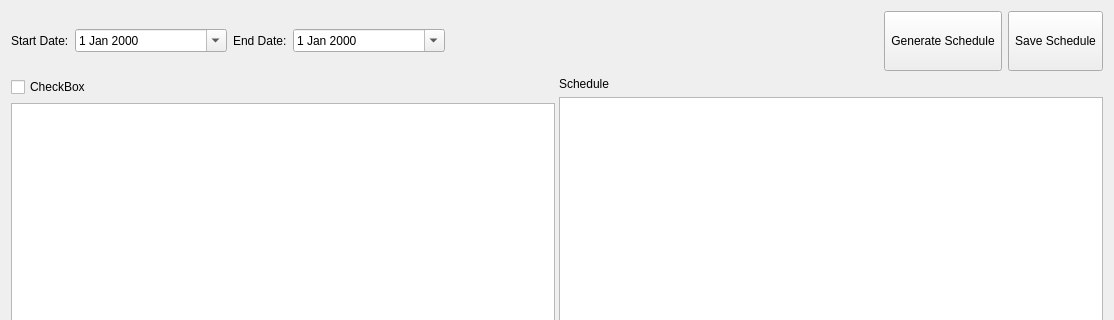
First picture: the form in schedule_dialog.ui, repository pgathogo/auto-scheduler, before the edit; both pictures show x 0 to 1114 and y 0 to 320 of the 1114 by 684 pixel window.
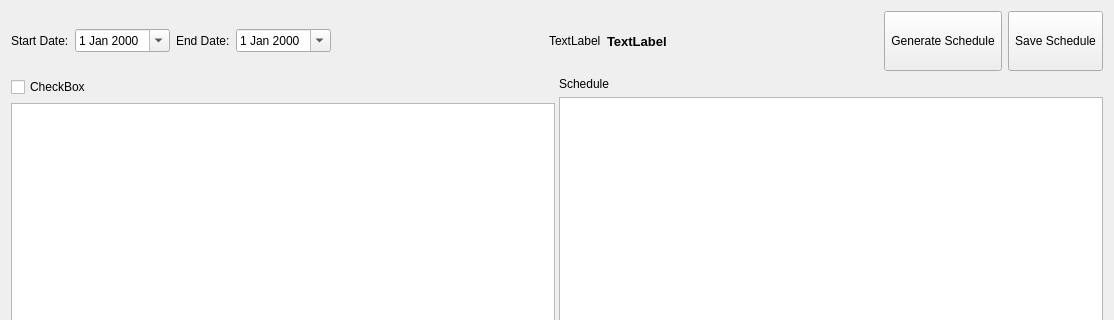
Second picture: the form after the edit.

What changed in the file:
```diff
--- a/schedule_dialog.ui
+++ b/schedule_dialog.ui
@@ -17,7 +17,7 @@
    <item>
     <layout class="QHBoxLayout" name="horizontalLayout_2">
      <item>
-      <layout class="QGridLayout" name="gridLayout" columnstretch="0,1,0,1">
+      <layout class="QGridLayout" name="gridLayout" columnstretch="0,0,0,0,0" columnminimumwidth="0,1,0,0,1">
        <item row="0" column="0">
         <widget class="QLabel" name="label">
          <property name="text">
@@ -25,13 +25,6 @@
          </property>
         </widget>
        </item>
-       <item row="0" column="1">
-        <widget class="QDateEdit" name="edtStartDate">
-         <property name="calendarPopup">
-          <bool>true</bool>
-         </property>
-        </widget>
-       </item>
        <item row="0" column="2">
         <widget class="QLabel" name="label_2">
          <property name="text">
@@ -39,8 +32,21 @@
          </property>
         </widget>
        </item>
-       <item row="0" column="3">
+       <item row="0" column="1">
+        <widget class="QDateEdit" name="edtStartDate">
+         <property name="calendarPopup">
+          <bool>true</bool>
+         </property>
+        </widget>
+       </item>
+       <item row="0" column="3" colspan="2">
         <widget class="QDateEdit" name="edtEndDate">
+         <property name="minimumSize">
+          <size>
+           <width>0</width>
+           <height>0</height>
+          </size>
+         </property>
          <property name="calendarPopup">
           <bool>true</bool>
          </property>
@@ -48,6 +54,40 @@
        </item>
       </layout>
      </item>
+     <item>
+      <spacer name="horizontalSpacer_2">
+       <property name="orientation">
+        <enum>Qt::Horizontal</enum>
+       </property>
+       <property name="sizeHint" stdset="0">
+        <size>
+         <width>40</width>
+         <height>20</height>
+        </size>
+       </property>
+      </spacer>
+     </item>
+     <item>
+      <widget class="QLabel" name="lblStatusImg">
+       <property name="text">
+        <string>TextLabel</string>
+       </property>
+      </widget>
+     </item>
+     <item>
+      <widget class="QLabel" name="lblStatus">
+       <property name="font">
+        <font>
+         <pointsize>10</pointsize>
+         <weight>75</weight>
+         <bold>true</bold>
+        </font>
+       </property>
+       <property name="text">
+        <string>TextLabel</string>
+       </property>
+      </widget>
+     </item>
      <item>
       <spacer name="horizontalSpacer">
        <property name="orientation">
```
